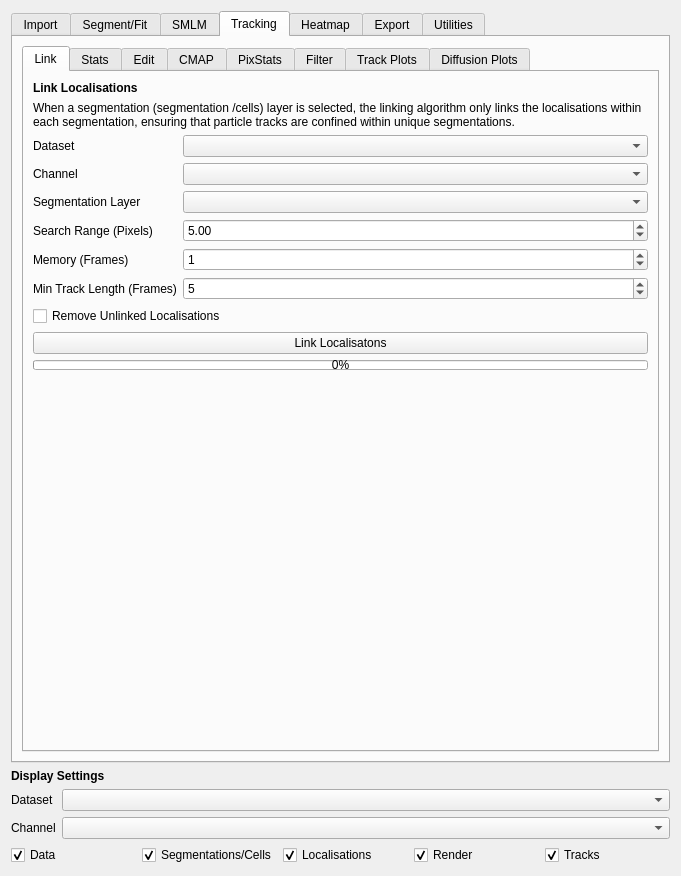
This is src/moltrack/GUI/widget_ui.ui in piedrro/napari-moltrack as Qt 5 draws it before an edit. The edited form follows.
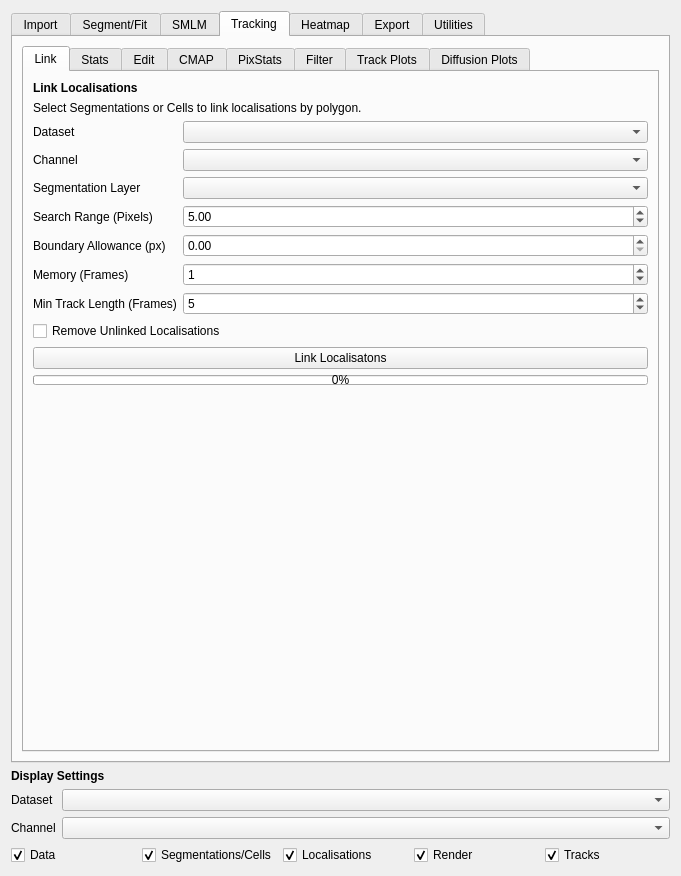
This is the edited form. The open tabs and pages were chosen to show the change.

Commit message: faster tracking

Diff of the .ui file:
```diff
--- a/src/moltrack/GUI/widget_ui.ui
+++ b/src/moltrack/GUI/widget_ui.ui
@@ -2762,7 +2762,7 @@
            <item>
             <widget class="QLabel" name="label_148">
              <property name="text">
-              <string>When a segmentation (segmentation /cells) layer is selected, the linking algorithm only links the localisations within each segmentation, ensuring that particle tracks are confined within unique segmentations.</string>
+              <string>Select Segmentations or Cells to link localisations by polygon.</string>
              </property>
              <property name="wordWrap">
               <bool>true</bool>
@@ -2796,27 +2796,44 @@
               </widget>
              </item>
              <item row="4" column="0">
+              <widget class="QLabel" name="label_tracking_boundary_allowance">
+               <property name="text">
+                <string>Boundary Allowance (px)</string>
+               </property>
+              </widget>
+             </item>
+             <item row="4" column="1">
+              <widget class="QDoubleSpinBox" name="tracking_boundary_allowance">
+               <property name="toolTip">
+                <string>With Cells or Segmentations selected, zero requires strict containment. A positive value allows points within this distance of the nearest outline.</string>
+               </property>
+               <property name="singleStep">
+                <double>0.500000000000000</double>
+               </property>
+              </widget>
+             </item>
+             <item row="5" column="0">
               <widget class="QLabel" name="label_99">
                <property name="text">
                 <string>Memory (Frames)</string>
                </property>
               </widget>
              </item>
-             <item row="4" column="1">
+             <item row="5" column="1">
               <widget class="QSpinBox" name="trackpy_memory">
                <property name="value">
                 <number>1</number>
                </property>
               </widget>
              </item>
-             <item row="5" column="0">
+             <item row="6" column="0">
               <widget class="QLabel" name="label_100">
                <property name="text">
                 <string>Min Track Length (Frames)</string>
                </property>
               </widget>
              </item>
-             <item row="5" column="1">
+             <item row="6" column="1">
               <widget class="QSpinBox" name="min_track_length">
                <property name="minimum">
                 <number>1</number>
```
Left out of the diff: 19 changed lines with no effect on the pictures. The commit also changes 18 other files.
